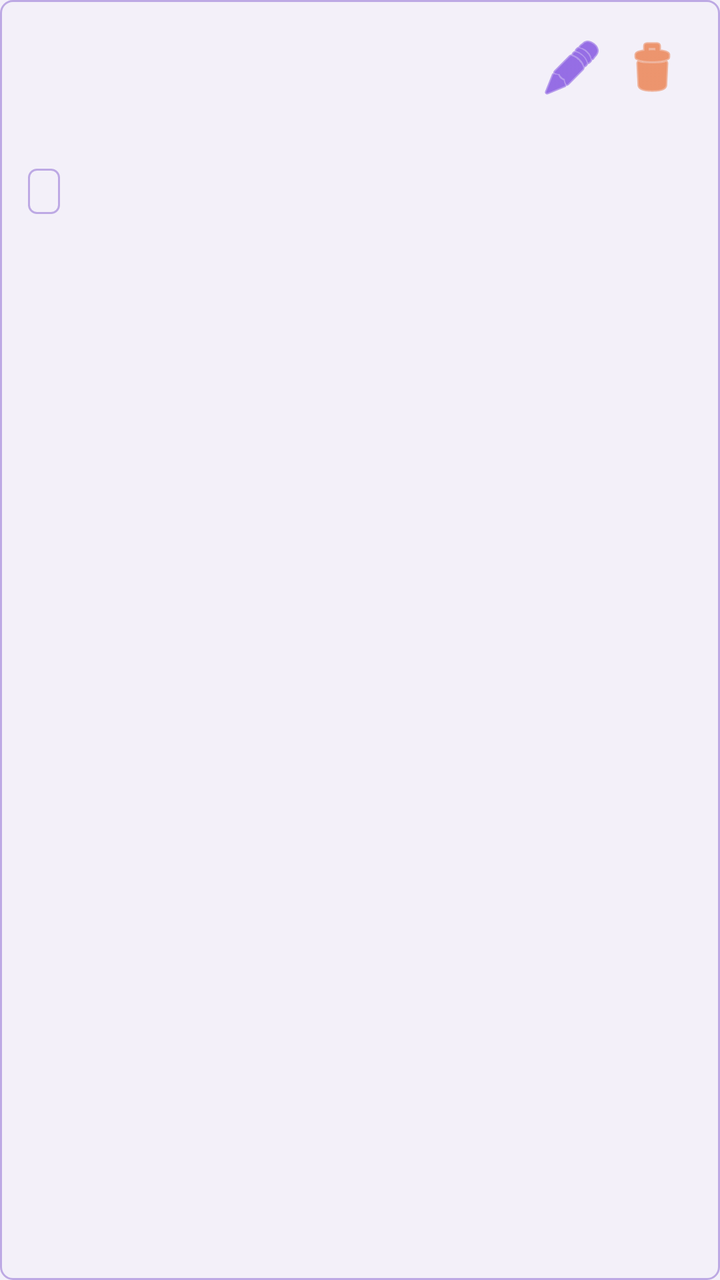
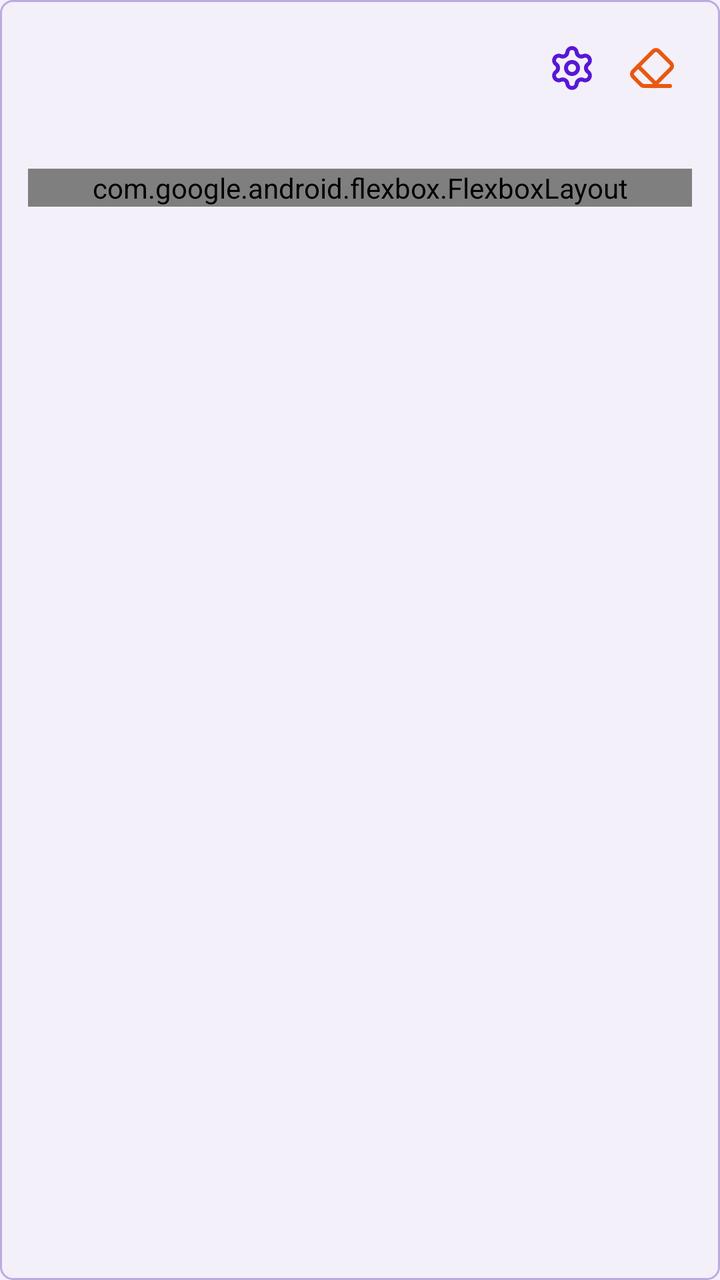

Screens rendered from an Android XML layout before and after an edit, with the pre-edit source and the edit as a unified diff.
<!-- AndroidManifest.xml: application theme AppTheme -->
<!-- res/layout/item_schema_field_card.xml -->
<?xml version="1.0" encoding="utf-8"?>
<LinearLayout xmlns:android="http://schemas.android.com/apk/res/android"
    android:id="@+id/fieldCardRoot"
    style="@style/Widget.PatriGO.Surface.Card"
    android:layout_width="match_parent"
    android:layout_height="wrap_content"
    android:layout_marginBottom="8dp"
    android:orientation="vertical"
    android:padding="14dp">

    <LinearLayout
        android:layout_width="match_parent"
        android:layout_height="wrap_content"
        android:gravity="center_vertical"
        android:orientation="horizontal">

        <TextView
            android:id="@+id/fieldCardNameText"
            android:layout_width="0dp"
            android:layout_height="wrap_content"
            android:layout_weight="1"
            style="@style/TextAppearance.PatriGO.Value" />

        <ImageButton
            android:id="@+id/fieldEditButton"
            android:layout_width="40dp"
            android:layout_height="40dp"
            android:background="@android:color/transparent"
            android:contentDescription="@string/schema_edit_column_button"
            android:padding="8dp"
            android:src="@android:drawable/ic_menu_edit"
            android:tint="@color/forest" />

        <ImageButton
            android:id="@+id/fieldDeleteButton"
            android:layout_width="40dp"
            android:layout_height="40dp"
            android:background="@android:color/transparent"
            android:contentDescription="@string/schema_delete_column_button"
            android:padding="8dp"
            android:src="@android:drawable/ic_menu_delete"
            android:tint="@color/amber" />
    </LinearLayout>

    <TextView
        android:id="@+id/fieldCardMetaText"
        android:layout_width="match_parent"
        android:layout_height="wrap_content"
        android:layout_marginTop="6dp"
        style="@style/TextAppearance.PatriGO.Caption" />

    <LinearLayout
        android:id="@+id/fieldCardBadgesRow"
        android:layout_width="match_parent"
        android:layout_height="wrap_content"
        android:layout_marginTop="8dp"
        android:gravity="center_vertical"
        android:orientation="horizontal">

        <TextView
            android:id="@+id/fieldCardTypeBadgeText"
            style="@style/Widget.PatriGO.Tag"
            android:layout_width="wrap_content"
            android:layout_height="wrap_content"
            android:textAppearance="@style/TextAppearance.PatriGO.Tag" />

        <TextView
            android:id="@+id/fieldCardLookupBadgeText"
            style="@style/Widget.PatriGO.Tag"
            android:layout_width="wrap_content"
            android:layout_height="wrap_content"
            android:layout_marginStart="6dp"
            android:textAppearance="@style/TextAppearance.PatriGO.Tag"
            android:visibility="gone" />

        <TextView
            android:id="@+id/fieldCardUniqueBadgeText"
            style="@style/Widget.PatriGO.Tag"
            android:layout_width="wrap_content"
            android:layout_height="wrap_content"
            android:layout_marginStart="6dp"
            android:textAppearance="@style/TextAppearance.PatriGO.Tag"
            android:visibility="gone" />

        <TextView
            android:id="@+id/fieldCardRequiredBadgeText"
            style="@style/Widget.PatriGO.Tag"
            android:layout_width="wrap_content"
            android:layout_height="wrap_content"
            android:layout_marginStart="6dp"
            android:textAppearance="@style/TextAppearance.PatriGO.Tag"
            android:visibility="gone" />

        <TextView
            android:id="@+id/fieldCardOptionSourceBadgeText"
            style="@style/Widget.PatriGO.Tag"
            android:layout_width="wrap_content"
            android:layout_height="wrap_content"
            android:layout_marginStart="6dp"
            android:textAppearance="@style/TextAppearance.PatriGO.Tag"
            android:visibility="gone" />

        <TextView
            android:id="@+id/fieldCardOptionRoleBadgeText"
            style="@style/Widget.PatriGO.Tag"
            android:layout_width="wrap_content"
            android:layout_height="wrap_content"
            android:layout_marginStart="6dp"
            android:textAppearance="@style/TextAppearance.PatriGO.Tag"
            android:visibility="gone" />
    </LinearLayout>
</LinearLayout>
<!-- resources referenced by this layout -->
<resources>
  <color name="amber">#e85811</color>
  <color name="forest">#5717d7</color>
  <string name="schema_delete_column_button">Eliminar columna</string>
  <string name="schema_edit_column_button">Editar columna</string>
  <style name="TextAppearance.PatriGO.Caption" parent="">
          <item name="android:textColor">@color/muted_ink</item>
          <item name="android:textSize">12sp</item>
      </style>
  <style name="TextAppearance.PatriGO.Tag" parent="">
          <item name="android:textColor">@color/forest_dark</item>
          <item name="android:textSize">11sp</item>
          <item name="android:textStyle">bold</item>
      </style>
  <style name="TextAppearance.PatriGO.Value" parent="">
          <item name="android:textColor">@color/ink</item>
          <item name="android:textSize">16sp</item>
          <item name="android:textStyle">bold</item>
      </style>
  <style name="Widget.PatriGO.Surface.Card" parent="">
          <item name="android:background">@drawable/app_surface_card_background</item>
          <item name="android:padding">12dp</item>
      </style>
  <color name="muted_ink">#5a4c76</color>
  <color name="forest_dark">#390998</color>
  <color name="ink">#241b37</color>
  <color name="paper">#f3f0f9</color>
  <color name="paper_alt">#e7e1f4</color>
  <dimen name="shape_radius_md">6dp</dimen>
  <color name="line">#bda9e4</color>
  <dimen name="shape_radius_sm">4dp</dimen>
  <style name="Widget.PatriGO.Button.Base" parent="Widget.Material3.Button">
          <item name="shapeAppearanceOverlay">@style/ShapeAppearanceOverlay.PatriGO.Button</item>
          <item name="backgroundTint">@color/forest</item>
          <item name="android:textColor">@color/paper</item>
          <item name="android:textAllCaps">false</item>
          <item name="strokeWidth">1dp</item>
          <item name="strokeColor">@color/forest_dark</item>
      </style>
  <style name="ShapeAppearanceOverlay.PatriGO.Button" parent="">
          <item name="cornerFamily">rounded</item>
          <item name="cornerSize">0dp</item>
          <item name="cornerSizeTopLeft">0dp</item>
          <item name="cornerSizeTopRight">0dp</item>
          <item name="cornerSizeBottomLeft">0dp</item>
          <item name="cornerSizeBottomRight">0dp</item>
      </style>
  <!-- unchanged entries left out for length: 6 -->
</resources>

<!-- the commit's change to res/layout/item_schema_field_card.xml (unified diff, before → after) -->
@@ -1,5 +1,6 @@
 <?xml version="1.0" encoding="utf-8"?>
 <LinearLayout xmlns:android="http://schemas.android.com/apk/res/android"
+    xmlns:app="http://schemas.android.com/apk/res-auto"
     android:id="@+id/fieldCardRoot"
     style="@style/Widget.PatriGO.Surface.Card"
     android:layout_width="match_parent"
@@ -28,7 +29,7 @@
             android:background="@android:color/transparent"
             android:contentDescription="@string/schema_edit_column_button"
             android:padding="8dp"
-            android:src="@android:drawable/ic_menu_edit"
+            android:src="@drawable/ic_edit"
             android:tint="@color/forest" />
 
         <ImageButton
@@ -38,7 +39,7 @@
             android:background="@android:color/transparent"
             android:contentDescription="@string/schema_delete_column_button"
             android:padding="8dp"
-            android:src="@android:drawable/ic_menu_delete"
+            android:src="@drawable/ic_delete"
             android:tint="@color/amber" />
     </LinearLayout>
 
@@ -49,19 +50,21 @@
         android:layout_marginTop="6dp"
         style="@style/TextAppearance.PatriGO.Caption" />
 
-    <LinearLayout
+    <com.google.android.flexbox.FlexboxLayout
         android:id="@+id/fieldCardBadgesRow"
         android:layout_width="match_parent"
         android:layout_height="wrap_content"
         android:layout_marginTop="8dp"
-        android:gravity="center_vertical"
-        android:orientation="horizontal">
+        app:flexWrap="wrap"
+        app:alignItems="center">
 
         <TextView
             android:id="@+id/fieldCardTypeBadgeText"
             style="@style/Widget.PatriGO.Tag"
             android:layout_width="wrap_content"
             android:layout_height="wrap_content"
+            android:layout_marginEnd="6dp"
+            android:layout_marginBottom="6dp"
             android:textAppearance="@style/TextAppearance.PatriGO.Tag" />
 
         <TextView
@@ -69,7 +72,8 @@
             style="@style/Widget.PatriGO.Tag"
             android:layout_width="wrap_content"
             android:layout_height="wrap_content"
-            android:layout_marginStart="6dp"
+            android:layout_marginEnd="6dp"
+            android:layout_marginBottom="6dp"
             android:textAppearance="@style/TextAppearance.PatriGO.Tag"
             android:visibility="gone" />
 
@@ -78,7 +82,8 @@
             style="@style/Widget.PatriGO.Tag"
             android:layout_width="wrap_content"
             android:layout_height="wrap_content"
-            android:layout_marginStart="6dp"
+            android:layout_marginEnd="6dp"
+            android:layout_marginBottom="6dp"
             android:textAppearance="@style/TextAppearance.PatriGO.Tag"
             android:visibility="gone" />
 
@@ -87,7 +92,8 @@
             style="@style/Widget.PatriGO.Tag"
             android:layout_width="wrap_content"
             android:layout_height="wrap_content"
-            android:layout_marginStart="6dp"
+            android:layout_marginEnd="6dp"
+            android:layout_marginBottom="6dp"
             android:textAppearance="@style/TextAppearance.PatriGO.Tag"
             android:visibility="gone" />
 
@@ -96,7 +102,8 @@
             style="@style/Widget.PatriGO.Tag"
             android:layout_width="wrap_content"
             android:layout_height="wrap_content"
-            android:layout_marginStart="6dp"
+            android:layout_marginEnd="6dp"
+            android:layout_marginBottom="6dp"
             android:textAppearance="@style/TextAppearance.PatriGO.Tag"
             android:visibility="gone" />
 
@@ -105,8 +112,9 @@
             style="@style/Widget.PatriGO.Tag"
             android:layout_width="wrap_content"
             android:layout_height="wrap_content"
-            android:layout_marginStart="6dp"
+            android:layout_marginEnd="6dp"
+            android:layout_marginBottom="6dp"
             android:textAppearance="@style/TextAppearance.PatriGO.Tag"
             android:visibility="gone" />
-    </LinearLayout>
+    </com.google.android.flexbox.FlexboxLayout>
 </LinearLayout>
<!-- resource entries referenced after the edit -->
@@ -2,6 +2,51 @@
 <resources>
   <color name="amber">#e85811</color>
   <color name="forest">#5717d7</color>
+  <!-- drawable ic_delete (drawable) -->
+  <vector xmlns:android="http://schemas.android.com/apk/res/android"
+      android:width="24dp"
+      android:height="24dp"
+      android:viewportWidth="24"
+      android:viewportHeight="24">
+  
+      <path
+          android:pathData="M21,21H8a2,2 0,0 1,-1.42,-0.587L2.586,16.414a2,2 0,0 1,0,-2.828l10,-10a2,2 0,0 1,2.829,0l5.999,6a2,2 0,0 1,0,2.828L12.834,21"
+          android:fillColor="@android:color/transparent"
+          android:strokeColor="@color/error"
+          android:strokeWidth="2"
+          android:strokeLineCap="round"
+          android:strokeLineJoin="round" />
+  
+      <path
+          android:pathData="M5.082,11.09l8.828,8.828"
+          android:fillColor="@android:color/transparent"
+          android:strokeColor="@color/error"
+          android:strokeWidth="2"
+          android:strokeLineCap="round"
+          android:strokeLineJoin="round" />
+  
+  </vector>
+  <!-- drawable ic_edit (drawable) -->
+  <vector xmlns:android="http://schemas.android.com/apk/res/android"
+      android:width="24dp"
+      android:height="24dp"
+      android:viewportWidth="24"
+      android:viewportHeight="24">
+  
+      <path
+          android:pathData="M9.671,4.136a2.34,2.34 0,0 1,4.659 0,2.34,2.34 0,0 0,3.319 1.915,2.34,2.34 0,0 1,2.33 4.033,2.34,2.34 0,0 0,0 3.831,2.34,2.34 0,0 1,-2.33 4.033,2.34,2.34 0,0 0,-3.319 1.915,2.34,2.34 0,0 1,-4.659 0,2.34,2.34 0,0 0,-3.32 -1.915,2.34,2.34 0,0 1,-2.33 -4.033,2.34,2.34 0,0 0,0 -3.831A2.34,2.34 0,0 1,6.35 6.051a2.34,2.34 0,0 0,3.319 -1.915"
+          android:fillColor="@android:color/transparent"
+          android:strokeColor="@color/forest"
+          android:strokeWidth="2"
+          android:strokeLineCap="round"
+          android:strokeLineJoin="round"/>
+  
+      <path
+          android:pathData="M12,9a3,3 0,1 1,0 6a3,3 0,1 1,0 -6"
+          android:fillColor="@android:color/transparent"
+          android:strokeColor="@color/forest"
+          android:strokeWidth="2"/>
+  </vector>
   <string name="schema_delete_column_button">Eliminar columna</string>
   <string name="schema_edit_column_button">Editar columna</string>
   <style name="TextAppearance.PatriGO.Caption" parent="">
@@ -22,6 +67,7 @@
           <item name="android:background">@drawable/app_surface_card_background</item>
           <item name="android:padding">12dp</item>
       </style>
+  <color name="error">#ae3229</color>
   <color name="muted_ink">#5a4c76</color>
   <color name="forest_dark">#390998</color>
   <color name="ink">#241b37</color>
@@ -34,17 +80,12 @@
           <item name="shapeAppearanceOverlay">@style/ShapeAppearanceOverlay.PatriGO.Button</item>
           <item name="backgroundTint">@color/forest</item>
           <item name="android:textColor">@color/paper</item>
-          <item name="android:textAllCaps">false</item>
-          <item name="strokeWidth">1dp</item>
+          <item name="android:textAllCaps">false</item> 
           <item name="strokeColor">@color/forest_dark</item>
       </style>
   <style name="ShapeAppearanceOverlay.PatriGO.Button" parent="">
           <item name="cornerFamily">rounded</item>
-          <item name="cornerSize">0dp</item>
-          <item name="cornerSizeTopLeft">0dp</item>
-          <item name="cornerSizeTopRight">0dp</item>
-          <item name="cornerSizeBottomLeft">0dp</item>
-          <item name="cornerSizeBottomRight">0dp</item>
+          <item name="cornerSize">5dp</item>
       </style>
   <!-- unchanged entries left out for length: 6 -->
 </resources>
